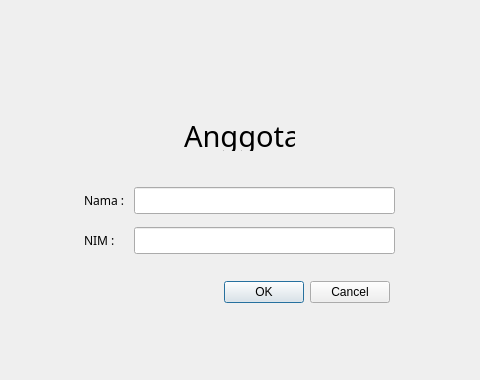
Qt form inputanggota.ui (kyraa16/LibraryManagement) before a commit; both pictures show x 216 to 696 and y 0 to 380 of the 903 by 614 pixel window.
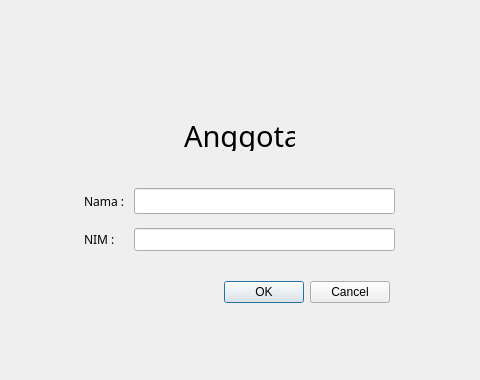
The same form after that commit. Icons and pictures are not drawn.

What changed in the file:
```diff
--- a/inputanggota.ui
+++ b/inputanggota.ui
@@ -52,7 +52,8 @@
       <widget class="QLineEdit" name="inputNama">
        <property name="font">
         <font>
-         <pointsize>12</pointsize>
+         <family>Segoe UI Emoji</family>
+         <pointsize>10</pointsize>
         </font>
        </property>
       </widget>
@@ -61,7 +62,7 @@
       <widget class="QLineEdit" name="inputNim">
        <property name="font">
         <font>
-         <pointsize>12</pointsize>
+         <pointsize>10</pointsize>
         </font>
        </property>
       </widget>
```
